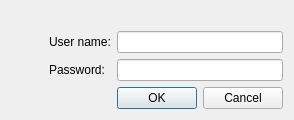
Qt form src/xenadmin-ui/dialogs/reconnectasdialog.ui (benapetr/XenAdminQt) before a commit.
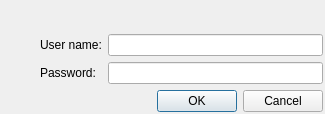
The same form after that commit.

```diff
--- a/src/xenadmin-ui/dialogs/reconnectasdialog.ui
+++ b/src/xenadmin-ui/dialogs/reconnectasdialog.ui
@@ -2,10 +2,30 @@
 <ui version="4.0">
  <class>ReconnectAsDialog</class>
  <widget class="QDialog" name="ReconnectAsDialog">
+  <property name="geometry">
+   <rect>
+    <x>0</x>
+    <y>0</y>
+    <width>325</width>
+    <height>114</height>
+   </rect>
+  </property>
   <property name="windowTitle">
    <string>Reconnect As...</string>
   </property>
   <layout class="QGridLayout" name="gridLayout">
+   <property name="leftMargin">
+    <number>2</number>
+   </property>
+   <property name="topMargin">
+    <number>2</number>
+   </property>
+   <property name="rightMargin">
+    <number>2</number>
+   </property>
+   <property name="bottomMargin">
+    <number>2</number>
+   </property>
    <item row="0" column="0" rowspan="3">
     <widget class="QLabel" name="pictureLabel">
      <property name="minimumSize">
```
Left out of the diff: 6 changed lines with no effect on the pictures.
